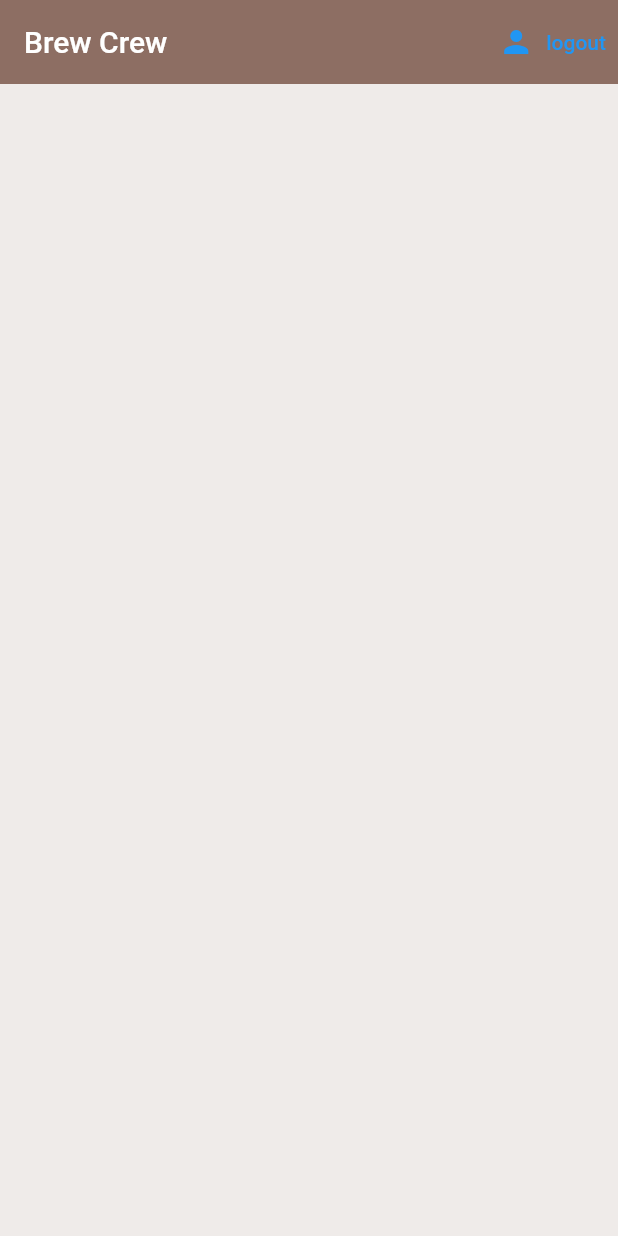
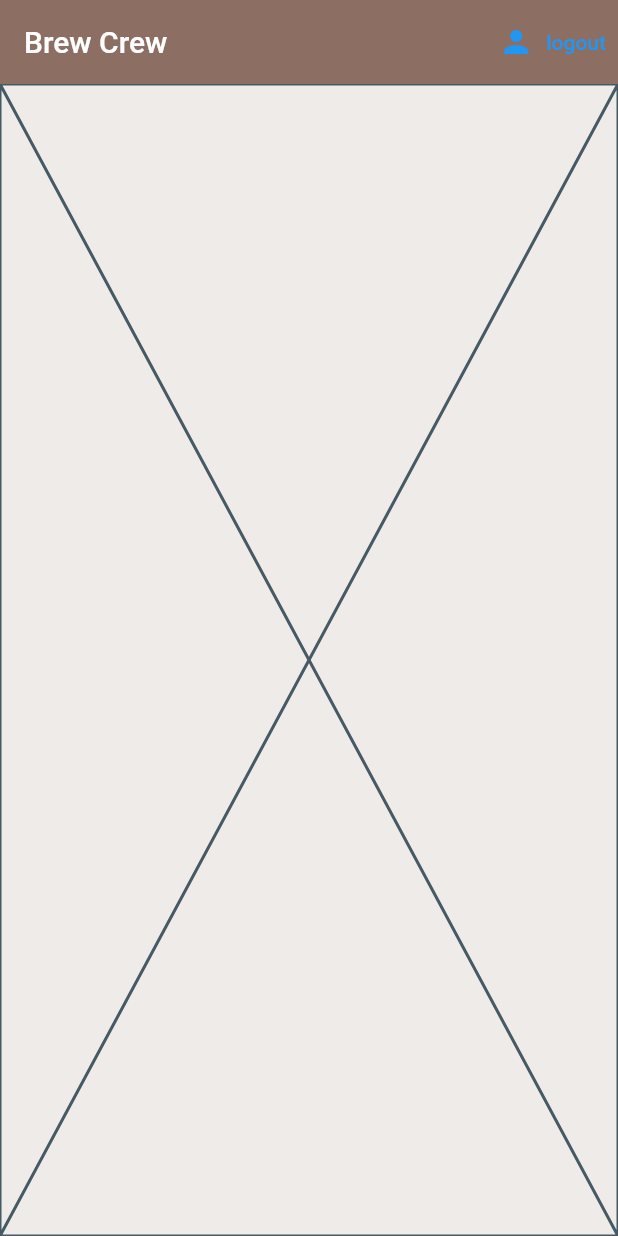
Before and after one commit to Mehmet-Durna/flutter-firebase-brewApp, a Flutter app: the screen it shows once a user with an empty profile is signed in, on a phone screen of 412 x 824 dp. Run offline on Flutter 3.47's test engine with Material 2 defaults, Android fonts, the phone set to English and light mode, and no system bars; our stand-ins replace cloud_firestore, firebase_auth, firebase_core, flutter_spinkit; accounts and stored records are empty.

Commit message:
user brew preferences are getted in home screen

```diff
--- /dev/null
+++ b/lib/screens/home/brew_list.dart
@@ -0,0 +1,29 @@
+import 'package:flutter/material.dart';
+import 'package:provider/provider.dart';
+import 'package:cloud_firestore/cloud_firestore.dart';
+
+
+
+
+class BrewList extends StatefulWidget {
+  const BrewList({Key? key}) : super(key: key);
+
+  @override
+  State<BrewList> createState() => _BrewListState();
+}
+
+class _BrewListState extends State<BrewList> {
+  @override
+  Widget build(BuildContext context) {
+
+    final brews = Provider.of<QuerySnapshot?>(context);
+
+   // print(brews?.docs);
+    for (var doc in brews!.docs) {
+      print(doc.data());
+    }
+
+
+    return const Placeholder();
+  }
+}
--- a/lib/screens/home/home.dart
+++ b/lib/screens/home/home.dart
@@ -1,6 +1,9 @@
+import 'package:brew/services/database.dart';
+import 'package:cloud_firestore/cloud_firestore.dart';
 import 'package:flutter/material.dart';
-
+import 'package:provider/provider.dart';
 import '../../services/auth.dart';
+import 'brew_list.dart';
 
 
 
@@ -11,7 +14,10 @@ class Home extends StatelessWidget {
 
   @override
   Widget build(BuildContext context) {
-    return Scaffold(
+    return StreamProvider<QuerySnapshot?>.value(
+      value: DatabaseService().brews,
+      initialData:null,
+      child: Scaffold(
         backgroundColor: Colors.brown[50],
         appBar: AppBar(
           title: const Text('Brew Crew'),
@@ -27,6 +33,8 @@ class Home extends StatelessWidget {
             ),
           ],
         ),
+        body: BrewList(),
+      ),
     );
   }
 }
--- a/lib/services/database.dart
+++ b/lib/services/database.dart
@@ -3,8 +3,8 @@ import 'package:cloud_firestore/cloud_firestore.dart';
 
 class DatabaseService {
 
-  final String uid;
-  DatabaseService({required this.uid});
+  final String? uid;
+  DatabaseService({this.uid});
 
   // collection reference
 
@@ -17,4 +17,21 @@ class DatabaseService {
       'strength': strength,
     });
   }
+
+
+  // get brews stream
+  Stream<QuerySnapshot> get brews {
+    return brewCollection.snapshots();
+  }
+
+
+
+
+
+
+
+
+
+
+
 }
```
Lines whose indentation alone changed are shown as unchanged.
